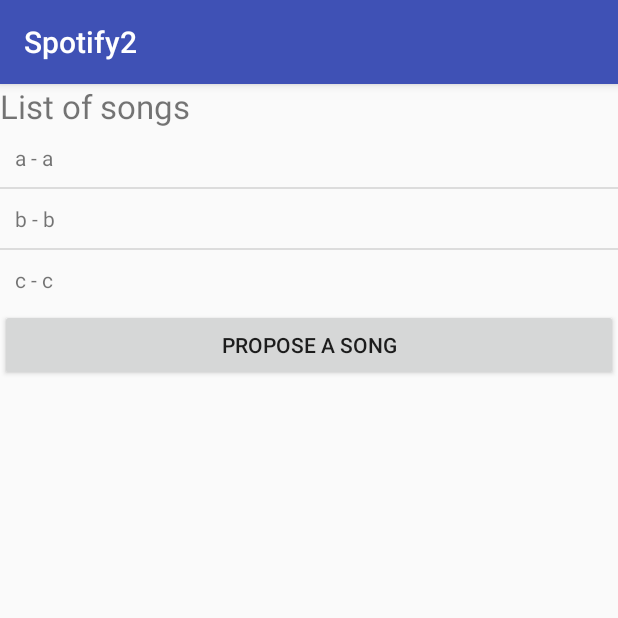
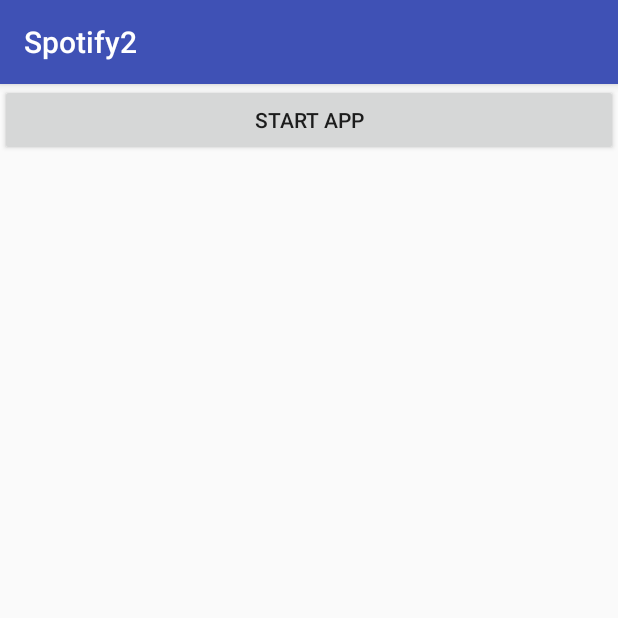
Before and after one commit to bmihaialexandru/Mobile, an Android app: the screen it shows after launch (SongList before the commit, MainActivity after it), on a phone screen of 412 x 824 dp, the top half of it. Run offline under Robolectric (Android 15) with nearby library versions, the phone set to English and light mode, and no system bars; our stand-ins replace Room's generated code.

Commit message:
lab5-done

```diff
--- a/androidproj/Spotify2/app/src/main/AndroidManifest.xml
+++ b/androidproj/Spotify2/app/src/main/AndroidManifest.xml
@@ -9,13 +9,14 @@
         android:roundIcon="@mipmap/ic_launcher_round"
         android:supportsRtl="true"
         android:theme="@style/AppTheme">
-        <activity android:name=".SongList">
+        <activity android:name=".MainActivity">
             <intent-filter>
                 <action android:name="android.intent.action.MAIN" />
 
                 <category android:name="android.intent.category.LAUNCHER" />
             </intent-filter>
         </activity>
+        <activity android:name=".SongList" />
         <activity android:name=".Propose" />
         <activity
             android:name=".Details"
--- a/androidproj/Spotify2/app/src/main/java/mihai/spotify2/CustomAdapter.java
+++ b/androidproj/Spotify2/app/src/main/java/mihai/spotify2/CustomAdapter.java
@@ -8,25 +8,28 @@ import android.widget.ArrayAdapter;
 import android.widget.TextView;
 
 import java.util.ArrayList;
+import java.util.List;
+
+import mihai.spotify2.Model.SongEntity;
 
 /**
  * Created by mihai on 11/5/2017.
  */
 
-public class CustomAdapter extends ArrayAdapter<Song> {
+public class CustomAdapter extends ArrayAdapter<SongEntity> {
 
-    public CustomAdapter(Context context, ArrayList<Song> items) {
+    public CustomAdapter(Context context, List<SongEntity> items) {
         super(context, 0, items);
     }
 
     @Override
     public View getView(int position, View convertView, ViewGroup parent) {
-        Song song = getItem(position);
+        SongEntity song = getItem(position);
         if (convertView == null) {
             convertView = LayoutInflater.from(getContext()).inflate(R.layout.song, parent, false);
         }
         TextView songString= (TextView) convertView.findViewById(R.id.songString);
-        songString.setText(song.title+" - "+song.artist);
+        songString.setText(song.title+" - "+song.artist+" - "+ MainActivity.genres.get(Integer.parseInt(song.genre)));
         return convertView;
     }
 }
--- /dev/null
+++ b/androidproj/Spotify2/app/src/main/java/mihai/spotify2/DAL/DAL.java
@@ -0,0 +1,37 @@
+package mihai.spotify2.DAL;
+
+import java.util.List;
+
+import mihai.spotify2.Model.SongEntity;
+
+/**
+ * Created by mihai on 12/3/2017.
+ */
+
+public class DAL {
+    private SongDatabase database;
+
+    public DAL(SongDatabase database) {
+        this.database = database;
+    }
+
+    public List<SongEntity> getList() {
+        return database.dao().fetchAllData();
+    }
+
+    public SongEntity getSong(String title, String artist) {
+        return database.dao().getRecord(title, artist);
+    }
+
+    public void add(SongEntity s) {
+        database.dao().insertOnlySingleRecord(s);
+    }
+
+    public void delete(SongEntity s) {
+        database.dao().deleteRecord(s);
+    }
+
+    public void update(SongEntity s) {
+        database.dao().updateRecord(s);
+    }
+}
--- /dev/null
+++ b/androidproj/Spotify2/app/src/main/java/mihai/spotify2/DAL/SongDatabase.java
@@ -0,0 +1,14 @@
+package mihai.spotify2.DAL;
+
+import android.arch.persistence.room.Database;
+import android.arch.persistence.room.RoomDatabase;
+
+import mihai.spotify2.Model.SongEntity;
+
+/**
+ * Created by mihai on 12/3/2017.
+ */
+@Database(entities = {SongEntity.class}, version = 1)
+public abstract class SongDatabase extends RoomDatabase {
+    public abstract SongEntityDao dao();
+}
--- /dev/null
+++ b/androidproj/Spotify2/app/src/main/java/mihai/spotify2/DAL/SongEntityDao.java
@@ -0,0 +1,37 @@
+package mihai.spotify2.DAL;
+
+import android.arch.persistence.room.Dao;
+import android.arch.persistence.room.Delete;
+import android.arch.persistence.room.Insert;
+import android.arch.persistence.room.Query;
+import android.arch.persistence.room.Update;
+
+import java.util.List;
+
+import mihai.spotify2.Model.SongEntity;
+
+/**
+ * Created by mihai on 12/3/2017.
+ */
+@Dao
+public interface SongEntityDao {
+
+    @Insert
+    void insertOnlySingleRecord(SongEntity song);
+
+    @Query("SELECT * FROM SongEntity")
+    List<SongEntity> fetchAllData();
+
+    @Query("SELECT * FROM SongEntity WHERE id=:i")
+    SongEntity getSingleRecord(int i);
+
+
+    @Query("SELECT * FROM SongEntity WHERE title=:t AND artist=:a")
+    SongEntity getRecord(String t, String a);
+
+    @Update
+    void updateRecord(SongEntity song);
+
+    @Delete
+    void deleteRecord(SongEntity song);
+}
--- /dev/null
+++ b/androidproj/Spotify2/app/src/main/java/mihai/spotify2/MainActivity.java
@@ -0,0 +1,50 @@
+package mihai.spotify2;
+
+import android.arch.persistence.room.Room;
+import android.content.Intent;
+import android.os.AsyncTask;
+import android.support.v7.app.AppCompatActivity;
+import android.os.Bundle;
+import android.view.View;
+
+import java.util.ArrayList;
+import java.util.Arrays;
+import java.util.List;
+
+import mihai.spotify2.DAL.DAL;
+import mihai.spotify2.DAL.SongDatabase;
+import mihai.spotify2.Model.SongEntity;
+
+public class MainActivity extends AppCompatActivity {
+    static SongDatabase database;
+    static List<SongEntity> songs;
+    static List<String> genres;
+    static DAL dal;
+
+    @Override
+    protected void onCreate(Bundle savedInstanceState) {
+        super.onCreate(savedInstanceState);
+        setContentView(R.layout.activity_main);
+
+        MainActivity.database = Room.databaseBuilder(getApplicationContext(), SongDatabase.class, "database1").build();
+        MainActivity.dal = new DAL(MainActivity.database);
+        MainActivity.genres = new ArrayList<String>(Arrays.asList("Rock", "Pop","Techno","Rap"));
+
+        new AsyncTask<Void, Void, Void>() {
+
+            @Override
+            protected Void doInBackground(Void... voids) {
+                MainActivity.songs = MainActivity.dal.getList();
+                return null;
+            }
+        }.execute();
+    }
+
+    public void startApp(View button){
+
+        Intent i = new Intent(MainActivity.this, SongList.class);
+
+        startActivity(i);
+
+    }
+}
--- /dev/null
+++ b/androidproj/Spotify2/app/src/main/res/layout/activity_main.xml
@@ -0,0 +1,25 @@
+<?xml version="1.0" encoding="utf-8"?>
+<android.support.constraint.ConstraintLayout xmlns:android="http://schemas.android.com/apk/res/android"
+    xmlns:app="http://schemas.android.com/apk/res-auto"
+    xmlns:tools="http://schemas.android.com/tools"
+    android:layout_width="match_parent"
+    android:layout_height="match_parent"
+    tools:context="mihai.spotify2.MainActivity">
+
+
+    <LinearLayout
+        android:layout_width="fill_parent"
+        android:orientation="vertical"
+        android:layout_height="fill_parent">
+
+        <Button
+            android:id="@+id/StartApp"
+            android:layout_height="wrap_content"
+            android:text="@string/startApp"
+            android:onClick="startApp"
+            android:layout_width="fill_parent">
+        </Button>
+
+    </LinearLayout>
+
+</android.support.constraint.ConstraintLayout>
--- a/androidproj/Spotify2/app/src/main/res/layout/activity_propose.xml
+++ b/androidproj/Spotify2/app/src/main/res/layout/activity_propose.xml
@@ -35,6 +35,11 @@
             android:layout_width="fill_parent">
         </EditText>
 
+        <NumberPicker
+            android:id="@+id/selectGenre"
+            android:layout_width="match_parent"
+            android:layout_height="100dp" />
+
         <CheckBox
             android:id="@+id/EmailResponse"
             android:layout_height="50dip"
--- a/androidproj/Spotify2/app/src/main/res/values/strings.xml
+++ b/androidproj/Spotify2/app/src/main/res/values/strings.xml
@@ -7,6 +7,8 @@
     <string name="submitButtonText">Submit</string>
     <string name="songList">List of songs</string>
     <string name="title_activity_details">Details</string>
-    <string name="detailsTitle">Update A Song</string>
+    <string name="detailsTitle">Details</string>
     <string name="proposeButtonText">Propose A Song</string>
+    <string name="deleteButtonText">Delete</string>
+    <string name="startApp">Start App</string>
 </resources>
--- a/androidproj/Spotify2/build.gradle
+++ b/androidproj/Spotify2/build.gradle
@@ -15,6 +15,8 @@ buildscript {
 allprojects {
     repositories {
         jcenter()
+        maven { url "https://jitpack.io" }
+        maven { url 'https://maven.google.com' }
     }
 }
 
```
Also changed, not shown: androidproj/Spotify2/app/build.gradle (+12 -0 lines), androidproj/Spotify2/app/src/main/java/mihai/spotify2/Details.java (+123 -9 lines), androidproj/Spotify2/app/src/main/java/mihai/spotify2/Model/SongEntity.java (added, +32 -0 lines), androidproj/Spotify2/app/src/main/java/mihai/spotify2/Propose.java (+30 -2 lines), androidproj/Spotify2/app/src/main/java/mihai/spotify2/SongList.java (+11 -2 lines), androidproj/Spotify2/app/src/main/res/layout/activity_details.xml (+18 -0 lines), 3 other files.
